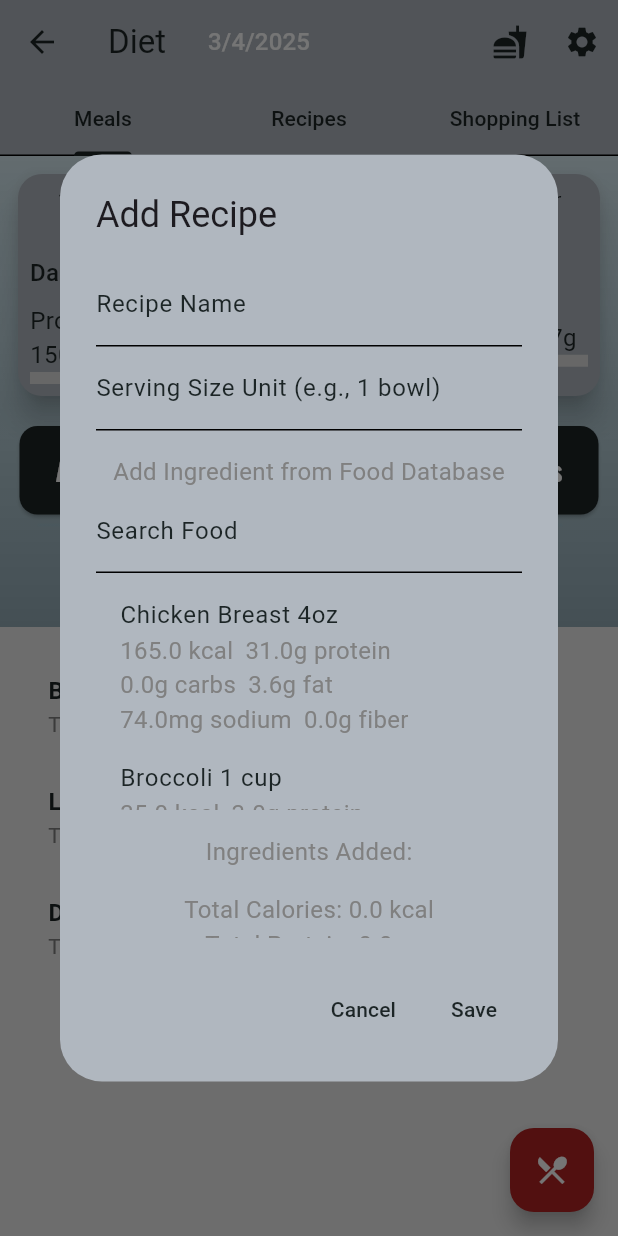
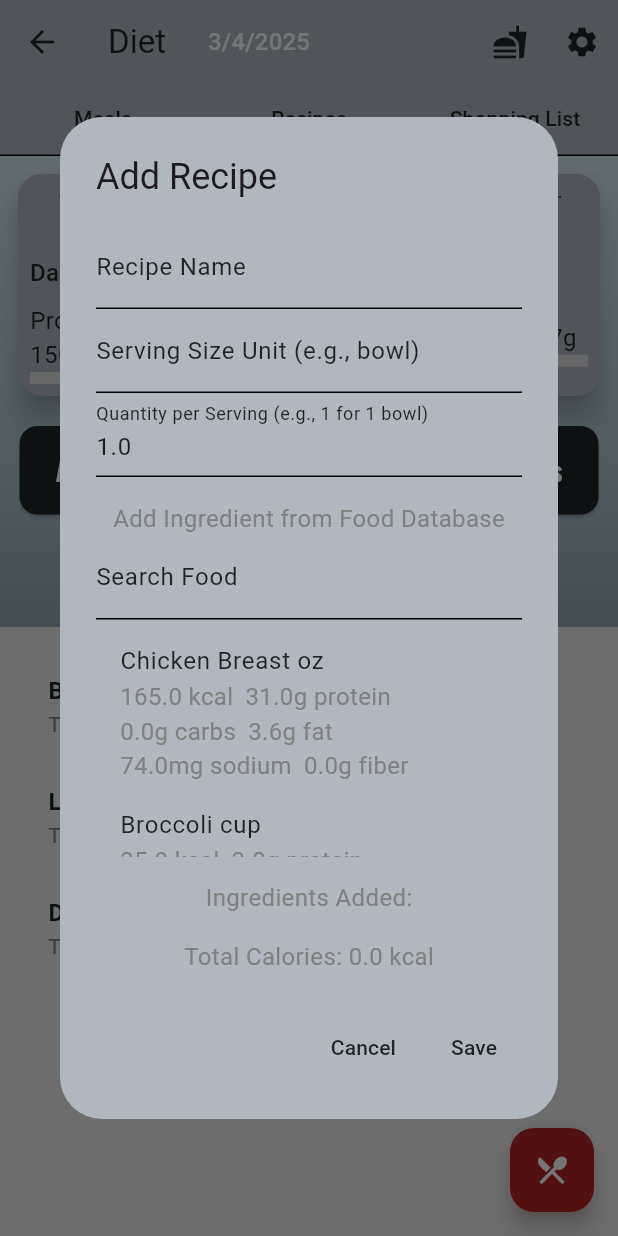
Before and after one commit to weaponx124/personal_trainer_app_clean2, a Flutter app: the DietScreen screen opened directly, after a tap on "Create Recipe", on a phone screen of 412 x 824 dp. Run offline on Flutter 3.47's test engine with Material 3 defaults, Android fonts, the light colour scheme and no system bars; our stand-ins replace animate_do, confetti, connectivity_plus, fl_chart, flutter_local_notifications, get_it and 6 more; accounts and stored records are empty; network calls fail.

Commit message:
shopping list fix

```diff
--- a/lib/core/data/models/custom_food.dart
+++ b/lib/core/data/models/custom_food.dart
@@ -9,7 +9,8 @@ class CustomFood {
   final double fat;
   final double sodium;
   final double fiber;
-  final String? servingSizeUnit; // New field for serving size unit
+  final String? servingSizeUnit;
+  final double quantityPerServing; // New field for quantity per serving
 
   CustomFood({
     required this.id,
@@ -21,6 +22,7 @@ class CustomFood {
     required this.sodium,
     required this.fiber,
     this.servingSizeUnit,
+    this.quantityPerServing = 1.0, // Default to 1 unit per serving
   });
 
   Map<String, dynamic> toMap() {
@@ -34,6 +36,7 @@ class CustomFood {
       'sodium': sodium,
       'fiber': fiber,
       'servingSizeUnit': servingSizeUnit,
+      'quantityPerServing': quantityPerServing,
     };
   }
 
@@ -48,6 +51,7 @@ class CustomFood {
       sodium: map['sodium'] as double,
       fiber: map['fiber'] as double,
       servingSizeUnit: map['servingSizeUnit'] as String?,
+      quantityPerServing: map['quantityPerServing'] as double? ?? 1.0,
     );
   }
 
--- a/lib/core/data/models/recipe.dart
+++ b/lib/core/data/models/recipe.dart
@@ -11,6 +11,7 @@ class Recipe {
   final double fiber;
   final List<Map<String, dynamic>> ingredients;
   final String? servingSizeUnit;
+  final double quantityPerServing; // New field for quantity per serving
 
   Recipe({
     required this.id,
@@ -23,6 +24,7 @@ class Recipe {
     required this.fiber,
     required this.ingredients,
     this.servingSizeUnit,
+    this.quantityPerServing = 1.0, // Default to 1 unit per serving
   });
 
   Map<String, dynamic> toMap() {
@@ -35,8 +37,9 @@ class Recipe {
       'fat': fat,
       'sodium': sodium,
       'fiber': fiber,
-      'ingredients': jsonEncode(ingredients), // Encode ingredients as JSON string
+      'ingredients': jsonEncode(ingredients),
       'servingSizeUnit': servingSizeUnit,
+      'quantityPerServing': quantityPerServing,
     };
   }
 
@@ -53,7 +56,8 @@ class Recipe {
       ingredients: map['ingredients'] != null
           ? (jsonDecode(map['ingredients']) as List<dynamic>).cast<Map<String, dynamic>>()
           : [],
-      servingSizeUnit: map['servingSizeUnit'] as String?,
+      servingSizeUnit: map[' servingSizeUnit'] as String?,
+      quantityPerServing: map['quantityPerServing'] as double? ?? 1.0,
     );
   }
 
@@ -72,6 +76,7 @@ class Recipe {
     double? fiber,
     List<Map<String, dynamic>>? ingredients,
     String? servingSizeUnit,
+    double? quantityPerServing,
   }) {
     return Recipe(
       id: id ?? this.id,
@@ -84,6 +89,7 @@ class Recipe {
       fiber: fiber ?? this.fiber,
       ingredients: ingredients ?? this.ingredients,
       servingSizeUnit: servingSizeUnit ?? this.servingSizeUnit,
+      quantityPerServing: quantityPerServing ?? this.quantityPerServing,
     );
   }
 }
--- a/lib/core/data/models/shopping_list_item.dart
+++ b/lib/core/data/models/shopping_list_item.dart
@@ -5,7 +5,8 @@ class ShoppingListItem {
   final String name;
   final double quantity;
   final bool checked;
-  final String? servingSizeUnit; // New field for serving size unit
+  final String? servingSizeUnit;
+  final double quantityPerServing; // New field for quantity per serving
 
   ShoppingListItem({
     required this.id,
@@ -13,6 +14,7 @@ class ShoppingListItem {
     required this.quantity,
     required this.checked,
     this.servingSizeUnit,
+    this.quantityPerServing = 1.0, // Default to 1 unit per serving
   });
 
   Map<String, dynamic> toMap() {
@@ -22,6 +24,7 @@ class ShoppingListItem {
       'quantity': quantity,
       'checked': checked ? 1 : 0,
       'servingSizeUnit': servingSizeUnit,
+      'quantityPerServing': quantityPerServing,
     };
   }
 
@@ -32,6 +35,7 @@ class ShoppingListItem {
       quantity: map['quantity'] as double,
       checked: (map['checked'] as int) == 1,
       servingSizeUnit: map['servingSizeUnit'] as String?,
+      quantityPerServing: map['quantityPerServing'] as double? ?? 1.0,
     );
   }
 
--- a/lib/core/data/repositories/custom_food_repository.dart
+++ b/lib/core/data/repositories/custom_food_repository.dart
@@ -18,7 +18,7 @@ class CustomFoodRepository {
     try {
       return await openDatabase(
         path,
-        version: 2, // Increment the version to trigger onUpgrade
+        version: 3, // Increment the version to trigger onUpgrade
         onCreate: (db, version) async {
           await db.execute('''
             CREATE TABLE custom_foods (
@@ -30,7 +30,8 @@ class CustomFoodRepository {
               fat REAL,
               sodium REAL,
               fiber REAL,
-              servingSizeUnit TEXT
+              servingSizeUnit TEXT,
+              quantityPerServing REAL
             )
           ''');
           print('CustomFoodRepository: Created custom_foods table in SQLite.');
@@ -39,6 +40,10 @@ class CustomFoodRepository {
           if (oldVersion < 2) {
             await db.execute('ALTER TABLE custom_foods ADD COLUMN servingSizeUnit TEXT');
             print('CustomFoodRepository: Added servingSizeUnit column to custom_foods table.');
+          }
+          if (oldVersion < 3) {
+            await db.execute('ALTER TABLE custom_foods ADD COLUMN quantityPerServing REAL');
+            print('CustomFoodRepository: Added quantityPerServing column to custom_foods table.');
           }
         },
         onOpen: (db) {
--- a/lib/core/data/repositories/recipe_repository.dart
+++ b/lib/core/data/repositories/recipe_repository.dart
@@ -19,7 +19,7 @@ class RecipeRepository {
       print('RecipeRepository: Initializing database at path: $path');
       return await openDatabase(
         path,
-        version: 2,
+        version: 3, // Increment the version to trigger onUpgrade
         onCreate: (db, version) async {
           await db.execute('''
             CREATE TABLE recipes (
@@ -32,7 +32,8 @@ class RecipeRepository {
               sodium REAL,
               fiber REAL,
               ingredients TEXT,
-              servingSizeUnit TEXT
+              servingSizeUnit TEXT,
+              quantityPerServing REAL
             )
           ''');
           print('RecipeRepository: Created recipes table in SQLite.');
@@ -41,6 +42,10 @@ class RecipeRepository {
           if (oldVersion < 2) {
             await db.execute('ALTER TABLE recipes ADD COLUMN servingSizeUnit TEXT');
             print('RecipeRepository: Added servingSizeUnit column to recipes table.');
+          }
+          if (oldVersion < 3) {
+            await db.execute('ALTER TABLE recipes ADD COLUMN quantityPerServing REAL');
+            print('RecipeRepository: Added quantityPerServing column to recipes table.');
           }
         },
         onOpen: (db) {
--- a/lib/core/data/repositories/shopping_list_repository.dart
+++ b/lib/core/data/repositories/shopping_list_repository.dart
@@ -18,7 +18,7 @@ class ShoppingListRepository {
     try {
       return await openDatabase(
         path,
-        version: 2, // Increment the version to trigger onUpgrade
+        version: 3, // Increment the version to trigger onUpgrade
         onCreate: (db, version) async {
           await db.execute('''
             CREATE TABLE shopping_list (
@@ -26,7 +26,8 @@ class ShoppingListRepository {
               name TEXT,
               quantity REAL,
               checked INTEGER,
-              servingSizeUnit TEXT
+              servingSizeUnit TEXT,
+              quantityPerServing REAL
             )
           ''');
           print('ShoppingListRepository: Created shopping_list table in SQLite.');
@@ -35,6 +36,10 @@ class ShoppingListRepository {
           if (oldVersion < 2) {
             await db.execute('ALTER TABLE shopping_list ADD COLUMN servingSizeUnit TEXT');
             print('ShoppingListRepository: Added servingSizeUnit column to shopping_list table.');
+          }
+          if (oldVersion < 3) {
+            await db.execute('ALTER TABLE shopping_list ADD COLUMN quantityPerServing REAL');
+            print('ShoppingListRepository: Added quantityPerServing column to shopping_list table.');
           }
         },
         onOpen: (db) {
--- a/lib/features/diet/custom_food_manager.dart
+++ b/lib/features/diet/custom_food_manager.dart
@@ -47,6 +47,7 @@ class CustomFoodManager {
             sodium: customFoodMap['sodium'] as double,
             fiber: customFoodMap['fiber'] as double,
             servingSizeUnit: customFoodMap['servingSizeUnit'] as String,
+            quantityPerServing: customFoodMap['quantityPerServing'] as double,
           );
           try {
             print('CustomFoodManager: Adding custom food: ${customFood.toJson()}');
@@ -56,6 +57,7 @@ class CustomFoodManager {
             _stateManager.allFoods.add({
               'food': customFood.name,
               'measurement': customFood.servingSizeUnit ?? 'serving',
+              'quantityPerServing': customFood.quantityPerServing,
               'calories': customFood.calories,
               'protein': customFood.protein,
               'carbs': customFood.carbs,
@@ -107,6 +109,7 @@ class CustomFoodManager {
             sodium: customFoodMap['sodium'] as double,
             fiber: customFoodMap['fiber'] as double,
             servingSizeUnit: customFoodMap['servingSizeUnit'] as String,
+            quantityPerServing: customFoodMap['quantityPerServing'] as double,
           );
           try {
             print('CustomFoodManager: Updating custom food: ${updatedFood.toJson()}');
@@ -116,7 +119,7 @@ class CustomFoodManager {
               }
               return f;
             }).toList();
-            await _customFoodRepository.addCustomFood(updatedFood); // Use addCustomFood for updates (it handles conflicts)
+            await _customFoodRepository.addCustomFood(updatedFood);
             print('CustomFoodManager: Updated custom food in repository');
             _stateManager.initializeAllFoods(_stateManager.customFoods);
             Navigator.pop(context);
--- a/lib/features/diet/diet_screen_logic.dart
+++ b/lib/features/diet/diet_screen_logic.dart
@@ -24,6 +24,7 @@ class DietScreenLogic {
   final ShoppingListManager _shoppingListManager;
   final CustomFoodManager _customFoodManager;
   final ProfileManager _profileManager;
+  late ValueNotifier<int> _tabIndexNotifier; // Added ValueNotifier for tab index
 
   DietScreenLogic({
     required TickerProvider vsync,
@@ -55,6 +56,7 @@ class DietScreenLogic {
         ),
         _profileManager = ProfileManager(stateManager) {
     _tabController = TabController(length: 3, vsync: vsync);
+    _tabIndexNotifier = ValueNotifier<int>(0); // Initialize with index 0
     print('DietScreenLogic: Initialized with stateManager meals: ${_stateManager.meals.value.length}');
   }
 
@@ -63,6 +65,8 @@ class DietScreenLogic {
 
   Future<void> init() async {
     _tabController.addListener(_onTabChanged);
+    // Set initial index
+    _tabIndexNotifier.value = _tabController.index;
     await _customFoodManager.loadCustomFoods();
     await _fatSecretService.fetchFatSecretAccessToken();
     _stateManager.resetData();
@@ -80,10 +84,14 @@ class DietScreenLogic {
   void dispose() {
     _tabController.removeListener(_onTabChanged);
     _tabController.dispose();
+    _tabIndexNotifier.dispose(); // Dispose of the ValueNotifier
     _stateManager.dispose();
   }
 
-  void _onTabChanged() {}
+  void _onTabChanged() {
+    print('DietScreenLogic: Tab changed to index: ${_tabController.index}');
+    _tabIndexNotifier.value = _tabController.index; // Update the ValueNotifier
+  }
 
   void addMeal(BuildContext context) => _mealManager.addMeal(context);
 
@@ -109,6 +117,8 @@ class DietScreenLogic {
 
   void clearShoppingList() => _shoppingListManager.clearShoppingList();
 
+  void showAddShoppingItemDialog(BuildContext context) => _shoppingListManager.showAddShoppingItemDialog(context);
+
   void setMealType(String? type) {
     if (type != null && _stateManager.mealNames.value.contains(type)) {
       _stateManager.selectedMealType = type;
@@ -123,8 +133,12 @@ class DietScreenLogic {
 
   Future<void> setMealNames(List<String> names) => _profileManager.setMealNames(names);
 
-  FloatingActionButton buildFAB(BuildContext context) {
-    switch (_tabController.index) {
+  Widget buildFAB(BuildContext context) {
+    return ValueListenableBuilder<int>(
+      valueListenable: _tabIndexNotifier, // Use the ValueNotifier
+      builder: (context, index, child) {
+        print('DietScreenLogic: Building FAB for tab index: $index');
+        switch (index) {
           case 0:
             return FloatingActionButton(
               onPressed: () => _mealManager.showAddMealDialog(context),
@@ -139,7 +153,7 @@ class DietScreenLogic {
             );
           case 2:
             return FloatingActionButton(
-          onPressed: () => _shoppingListManager.showAddShoppingItemDialog(context),
+              onPressed: () => showAddShoppingItemDialog(context),
               tooltip: 'Add Shopping Item',
               child: const Icon(Icons.add),
             );
@@ -149,6 +163,8 @@ class DietScreenLogic {
               child: const Icon(Icons.error),
             );
         }
+      },
+    );
   }
 
   Future<List<FoodItem>> getFoodMacros(String query) async {
--- a/lib/features/diet/diet_state_manager.dart
+++ b/lib/features/diet/diet_state_manager.dart
@@ -2,7 +2,7 @@ import 'package:flutter/material.dart';
 import 'package:personal_trainer_app_clean/core/data/models/meal.dart';
 import 'package:personal_trainer_app_clean/core/data/models/recipe.dart';
 import 'package:personal_trainer_app_clean/core/data/models/custom_food.dart';
-import 'package:personal_trainer_app_clean/core/data/models/shopping_list_item.dart';
+import 'package:personal_trainer_app_clean/core/data/models/shopping_list_item.dart'; // Added import
 import 'package:personal_trainer_app_clean/features/diet/diet_profile.dart';
 
 class DietStateManager {
@@ -35,7 +35,8 @@ class DietStateManager {
   final List<Map<String, dynamic>> foodDatabase = const [
     {
       'food': 'Chicken Breast',
-      'measurement': '4oz',
+      'measurement': 'oz',
+      'quantityPerServing': 4.0, // 1 serving = 4 oz
       'calories': 165.0,
       'protein': 31.0,
       'carbs': 0.0,
@@ -47,7 +48,8 @@ class DietStateManager {
     },
     {
       'food': 'Broccoli',
-      'measurement': '1 cup',
+      'measurement': 'cup',
+      'quantityPerServing': 1.0, // 1 serving = 1 cup
       'calories': 35.0,
       'protein': 3.0,
       'carbs': 7.0,
@@ -59,7 +61,8 @@ class DietStateManager {
     },
     {
       'food': 'Avocado',
-      'measurement': '1 medium',
+      'measurement': 'medium',
+      'quantityPerServing': 1.0, // 1 serving = 1 medium avocado
       'calories': 160.0,
       'protein': 2.0,
       'carbs': 9.0,
@@ -76,7 +79,8 @@ class DietStateManager {
     for (var customFood in customFoods) {
       allFoods.add({
         'food': customFood.name,
-        'measurement': customFood.servingSizeUnit ?? 'serving', // Use servingSizeUnit from CustomFood
+        'measurement': customFood.servingSizeUnit ?? 'serving',
+        'quantityPerServing': customFood.quantityPerServing,
         'calories': customFood.calories,
         'protein': customFood.protein,
         'carbs': customFood.carbs,
--- a/lib/features/diet/widgets/add_recipe_dialog.dart
+++ b/lib/features/diet/widgets/add_recipe_dialog.dart
@@ -1,4 +1,5 @@
 import 'package:flutter/material.dart';
+import 'package:flutter/services.dart';
 import 'package:personal_trainer_app_clean/core/data/models/recipe.dart';
 import '../diet_state_manager.dart';
 import '../fat_secret_service.dart';
@@ -23,7 +24,8 @@ class AddRecipeDialog extends StatefulWidget {
 
 class _AddRecipeDialogState extends State<AddRecipeDialog> {
   final nameController = TextEditingController();
-  final servingSizeUnitController = TextEditingController(); // New field for serving size unit
+  final servingSizeUnitController = TextEditingController();
+  final quantityPerServingController = TextEditingController();
   final List<Map<String, dynamic>> ingredients = [];
   String searchQuery = '';
   List<Map<String, dynamic>> filteredFoods = [];
@@ -42,6 +44,7 @@ class _AddRecipeDialogState extends State<AddRecipeDialog> {
     if (widget.initialRecipe != null) {
       nameController.text = widget.initialRecipe!.name;
       servingSizeUnitController.text = widget.initialRecipe!.servingSizeUnit ?? '';
+      quantityPerServingController.text = widget.initialRecipe!.quantityPerServing.toString();
       ingredients.addAll(widget.initialRecipe!.ingredients);
       totalCalories = widget.initialRecipe!.calories;
       totalProtein = widget.initialRecipe!.protein;
@@ -49,6 +52,8 @@ class _AddRecipeDialogState extends State<AddRecipeDialog> {
       totalFat = widget.initialRecipe!.fat;
       totalSodium = widget.initialRecipe!.sodium;
       totalFiber = widget.initialRecipe!.fiber;
+    } else {
+      quantityPerServingController.text = '1.0';
     }
   }
 
@@ -57,7 +62,7 @@ class _AddRecipeDialogState extends State<AddRecipeDialog> {
     return AlertDialog(
       title: Text(widget.initialRecipe != null ? 'Edit Recipe' : 'Add Recipe'),
       content: SizedBox(
-        height: 450,
+        height: 500,
         width: 300,
         child: SingleChildScrollView(
           child: Column(
@@ -69,7 +74,13 @@ class _AddRecipeDialogState extends State<AddRecipeDialog> {
               ),
               TextField(
                 controller: servingSizeUnitController,
-                decoration: const InputDecoration(labelText: 'Serving Size Unit (e.g., 1 bowl)'),
+                decoration: const InputDecoration(labelText: 'Serving Size Unit (e.g., bowl)'),
+              ),
+              TextField(
+                controller: quantityPerServingController,
+                decoration: const InputDecoration(labelText: 'Quantity per Serving (e.g., 1 for 1 bowl)'),
+                keyboardType: TextInputType.number,
+                inputFormatters: [FilteringTextInputFormatter.allow(RegExp(r'[0-9.]'))],
               ),
               const SizedBox(height: 16),
               const Text('Add Ingredient from Food Database'),
@@ -150,6 +161,7 @@ class _AddRecipeDialogState extends State<AddRecipeDialog> {
                                   controller: servingsController,
                                   decoration: const InputDecoration(labelText: 'Servings'),
                                   keyboardType: TextInputType.number,
+                                  inputFormatters: [FilteringTextInputFormatter.allow(RegExp(r'[0-9.]'))],
                                 ),
                               ],
                             ),
@@ -171,6 +183,7 @@ class _AddRecipeDialogState extends State<AddRecipeDialog> {
                                     'sodium': food['sodium'],
                                     'fiber': food['fiber'],
                                     'servings': servings,
+                                    'quantityPerServing': food['quantityPerServing'],
                                   });
                                 },
                                 child: const Text('Add'),
@@ -255,6 +268,7 @@ class _AddRecipeDialogState extends State<AddRecipeDialog> {
                 fiber: totalFiber,
                 ingredients: ingredients,
                 servingSizeUnit: servingSizeUnitController.text.isNotEmpty ? servingSizeUnitController.text : 'serving',
+                quantityPerServing: double.tryParse(quantityPerServingController.text) ?? 1.0,
               );
               widget.onRecipeAdded(recipe);
             } else {
```
Also changed, not shown: lib/features/diet/shopping_list_manager.dart (+41 -25 lines), lib/features/diet/widgets/add_custom_food_dialog.dart (+13 -3 lines), lib/features/diet/widgets/add_meal_dialog.dart (+6 -2 lines), lib/features/diet/widgets/add_shopping_item_dialog.dart (added, +107 -0 lines). Lines whose indentation alone changed are shown as unchanged.
